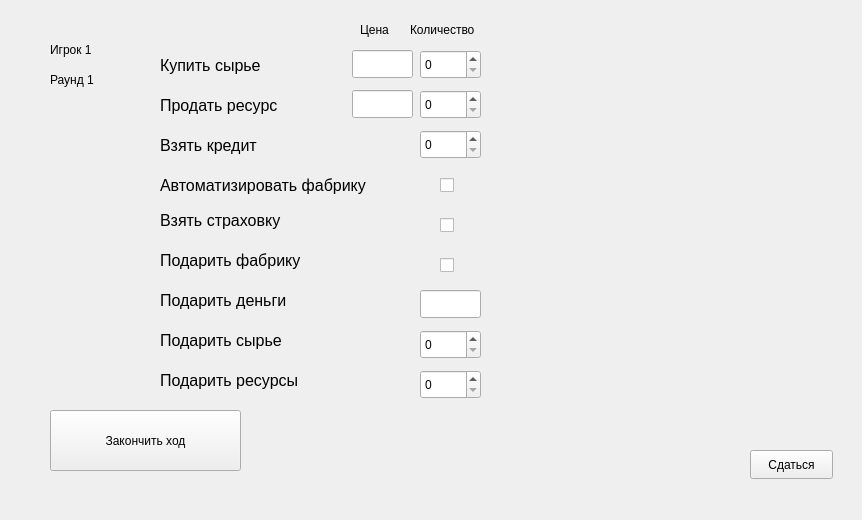
The window that gamewindow.ui (Saham9tka/for_bots) describes before a commit, drawn with Qt 5.
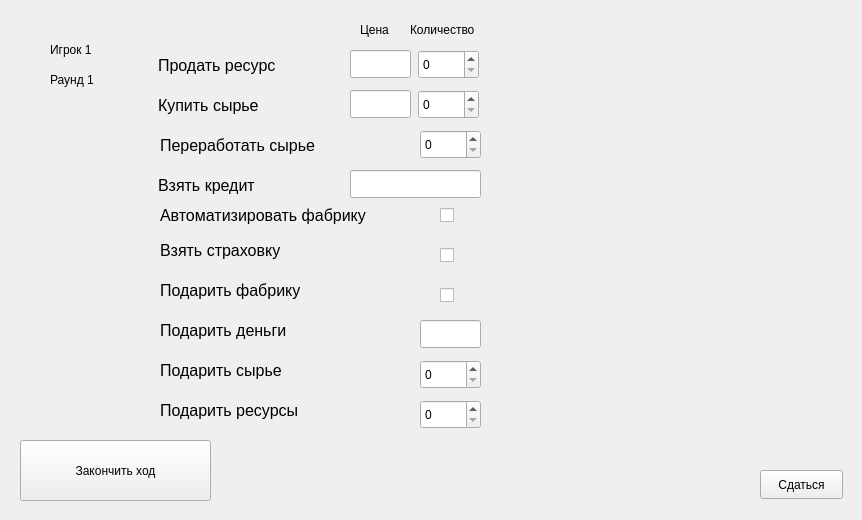
The same window after the commit.

Diff of the .ui file:
```diff
--- a/gamewindow.ui
+++ b/gamewindow.ui
@@ -16,8 +16,8 @@
   <widget class="QPushButton" name="nextTurnButton">
    <property name="geometry">
     <rect>
-     <x>50</x>
-     <y>410</y>
+     <x>20</x>
+     <y>440</y>
      <width>191</width>
      <height>61</height>
     </rect>
@@ -29,8 +29,8 @@
   <widget class="QPushButton" name="giveUpButton">
    <property name="geometry">
     <rect>
-     <x>750</x>
-     <y>450</y>
+     <x>760</x>
+     <y>470</y>
      <width>83</width>
      <height>29</height>
     </rect>
@@ -104,8 +104,8 @@
   <widget class="QLabel" name="label">
    <property name="geometry">
     <rect>
-     <x>160</x>
-     <y>50</y>
+     <x>158</x>
+     <y>90</y>
      <width>131</width>
      <height>31</height>
     </rect>
@@ -122,8 +122,8 @@
   <widget class="QSpinBox" name="buyMaterialsAmountChoice">
    <property name="geometry">
     <rect>
-     <x>420</x>
-     <y>50</y>
+     <x>418</x>
+     <y>90</y>
      <width>61</width>
      <height>29</height>
     </rect>
@@ -132,8 +132,8 @@
   <widget class="QLabel" name="label_2">
    <property name="geometry">
     <rect>
-     <x>160</x>
-     <y>90</y>
+     <x>158</x>
+     <y>50</y>
      <width>151</width>
      <height>31</height>
     </rect>
@@ -150,8 +150,8 @@
   <widget class="QSpinBox" name="sellResourcesAmountChoice">
    <property name="geometry">
     <rect>
-     <x>420</x>
-     <y>90</y>
+     <x>418</x>
+     <y>50</y>
      <width>61</width>
      <height>29</height>
     </rect>
@@ -161,7 +161,7 @@
    <property name="geometry">
     <rect>
      <x>440</x>
-     <y>170</y>
+     <y>200</y>
      <width>21</width>
      <height>31</height>
     </rect>
@@ -182,7 +182,7 @@
    <property name="geometry">
     <rect>
      <x>160</x>
-     <y>170</y>
+     <y>200</y>
      <width>271</width>
      <height>31</height>
     </rect>
@@ -200,7 +200,7 @@
    <property name="geometry">
     <rect>
      <x>160</x>
-     <y>240</y>
+     <y>270</y>
      <width>241</width>
      <height>41</height>
     </rect>
@@ -218,7 +218,7 @@
    <property name="geometry">
     <rect>
      <x>160</x>
-     <y>280</y>
+     <y>310</y>
      <width>171</width>
      <height>41</height>
     </rect>
@@ -236,7 +236,7 @@
    <property name="geometry">
     <rect>
      <x>160</x>
-     <y>320</y>
+     <y>350</y>
      <width>211</width>
      <height>41</height>
     </rect>
@@ -254,7 +254,7 @@
    <property name="geometry">
     <rect>
      <x>160</x>
-     <y>360</y>
+     <y>390</y>
      <width>231</width>
      <height>41</height>
     </rect>
@@ -272,7 +272,7 @@
    <property name="geometry">
     <rect>
      <x>440</x>
-     <y>250</y>
+     <y>280</y>
      <width>31</width>
      <height>31</height>
     </rect>
@@ -285,7 +285,7 @@
    <property name="geometry">
     <rect>
      <x>420</x>
-     <y>330</y>
+     <y>360</y>
      <width>61</width>
      <height>29</height>
     </rect>
@@ -295,7 +295,7 @@
    <property name="geometry">
     <rect>
      <x>420</x>
-     <y>370</y>
+     <y>400</y>
      <width>61</width>
      <height>29</height>
     </rect>
@@ -330,8 +330,8 @@
   <widget class="QLabel" name="label_6">
    <property name="geometry">
     <rect>
-     <x>160</x>
-     <y>130</y>
+     <x>158</x>
+     <y>170</y>
      <width>251</width>
      <height>31</height>
     </rect>
@@ -345,21 +345,11 @@
     <string>Взять кредит</string>
    </property>
   </widget>
-  <widget class="QSpinBox" name="takeCreditChoice">
-   <property name="geometry">
-    <rect>
-     <x>420</x>
-     <y>130</y>
-     <width>61</width>
-     <height>29</height>
-    </rect>
-   </property>
-  </widget>
   <widget class="QCheckBox" name="checkBox_2">
    <property name="geometry">
     <rect>
      <x>440</x>
-     <y>210</y>
+     <y>240</y>
      <width>31</width>
      <height>31</height>
     </rect>
@@ -372,7 +362,7 @@
    <property name="geometry">
     <rect>
      <x>160</x>
-     <y>200</y>
+     <y>230</y>
      <width>241</width>
      <height>41</height>
     </rect>
@@ -389,8 +379,8 @@
   <widget class="QLineEdit" name="buyMaterialsPriceChoice">
    <property name="geometry">
     <rect>
-     <x>352</x>
-     <y>50</y>
+     <x>350</x>
+     <y>90</y>
      <width>61</width>
      <height>28</height>
     </rect>
@@ -399,8 +389,8 @@
   <widget class="QLineEdit" name="sellProductPriceChoice">
    <property name="geometry">
     <rect>
-     <x>352</x>
-     <y>90</y>
+     <x>350</x>
+     <y>50</y>
      <width>61</width>
      <height>28</height>
     </rect>
@@ -410,12 +400,50 @@
    <property name="geometry">
     <rect>
      <x>420</x>
-     <y>290</y>
+     <y>320</y>
      <width>61</width>
      <height>28</height>
     </rect>
    </property>
   </widget>
+  <widget class="QLineEdit" name="lineEdit">
+   <property name="geometry">
+    <rect>
+     <x>350</x>
+     <y>170</y>
+     <width>131</width>
+     <height>28</height>
+    </rect>
+   </property>
+  </widget>
+  <widget class="QLabel" name="label_8">
+   <property name="geometry">
+    <rect>
+     <x>160</x>
+     <y>130</y>
+     <width>191</width>
+     <height>31</height>
+    </rect>
+   </property>
+   <property name="font">
+    <font>
+     <pointsize>12</pointsize>
+    </font>
+   </property>
+   <property name="text">
+    <string>Переработать сырье</string>
+   </property>
+  </widget>
+  <widget class="QSpinBox" name="spinBox">
+   <property name="geometry">
+    <rect>
+     <x>420</x>
+     <y>130</y>
+     <width>61</width>
+     <height>29</height>
+    </rect>
+   </property>
+  </widget>
  </widget>
  <resources/>
  <connections/>
```
